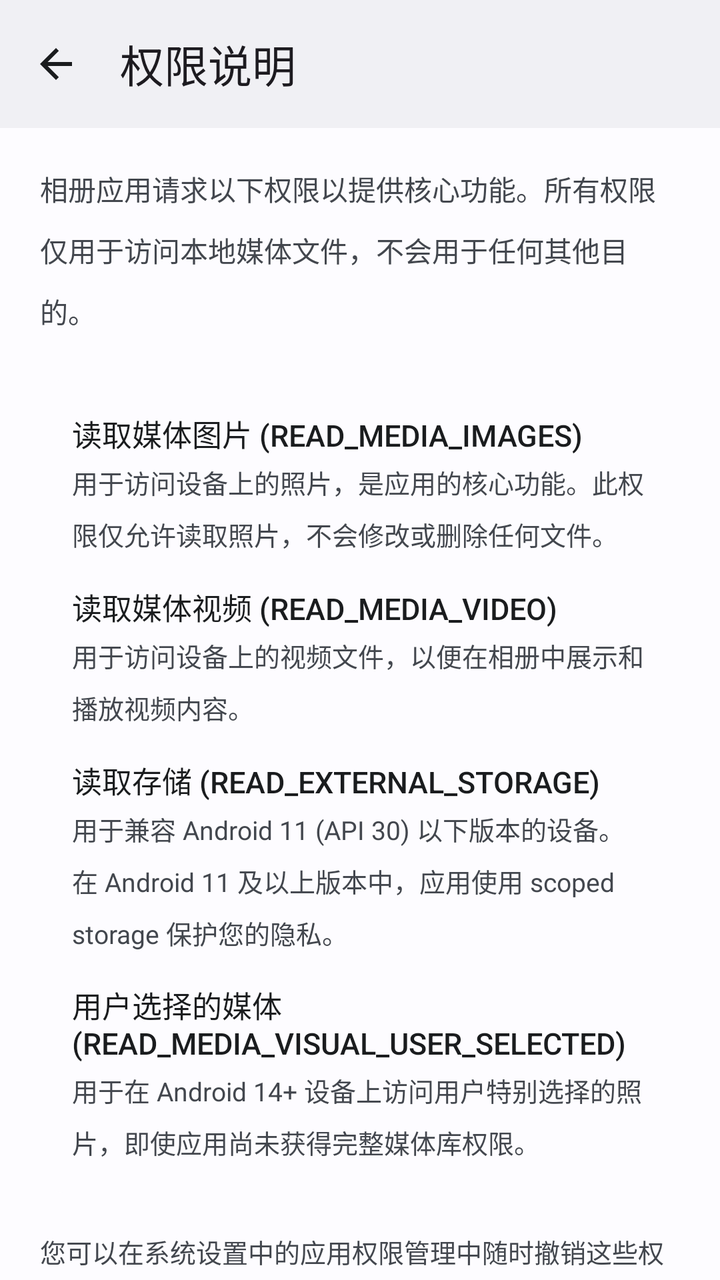
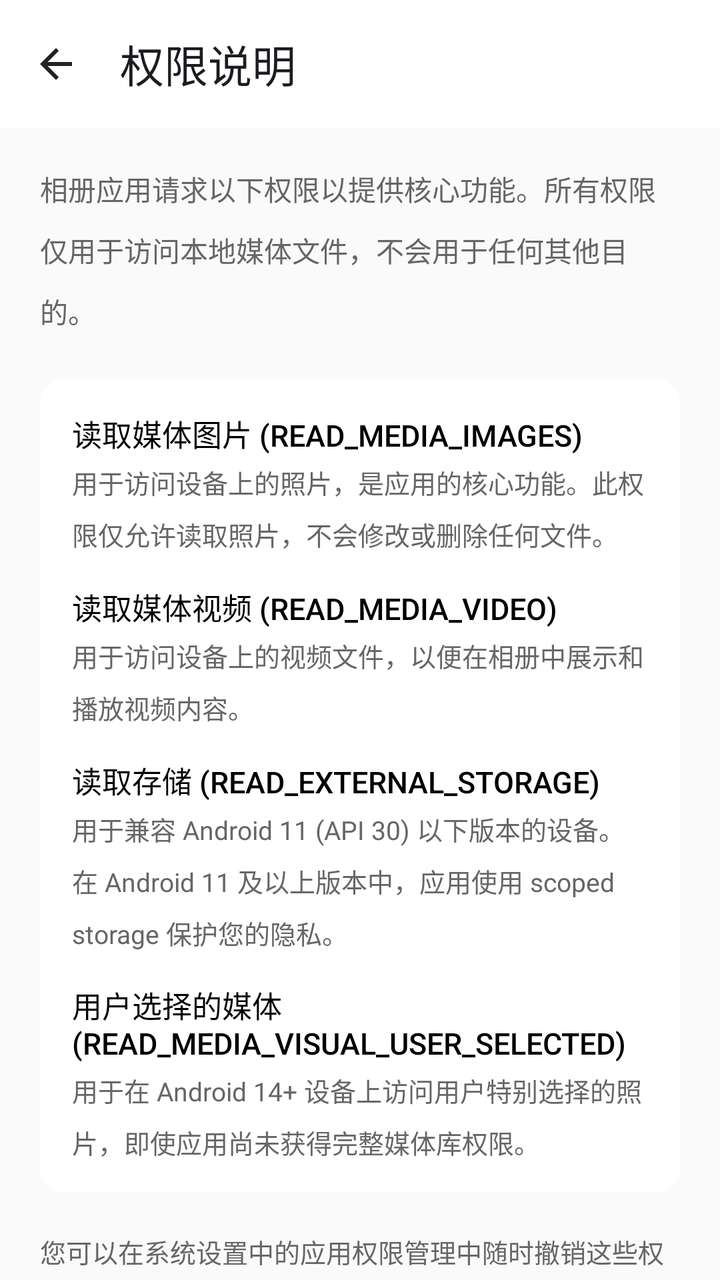

The first picture is an Android layout as it rendered before a commit; the second is the same layout after the commit. The layout source and the unified diff follow.
<!-- AndroidManifest.xml: application theme Theme.StarGallery -->
<!-- res/layout/fragment_permissions.xml -->
<?xml version="1.0" encoding="utf-8"?>
<androidx.coordinatorlayout.widget.CoordinatorLayout xmlns:android="http://schemas.android.com/apk/res/android"
    xmlns:app="http://schemas.android.com/apk/res-auto"
    android:layout_width="match_parent"
    android:layout_height="match_parent"
    android:fitsSystemWindows="true"
    android:background="?attr/colorSurface">

    <com.google.android.material.appbar.AppBarLayout
        android:layout_width="match_parent"
        android:layout_height="wrap_content"
        android:fitsSystemWindows="true"
        app:elevation="0dp">

        <com.google.android.material.appbar.MaterialToolbar
            android:id="@+id/toolbar"
            android:layout_width="match_parent"
            android:layout_height="?attr/actionBarSize"
            android:background="?attr/colorSurfaceContainer"
            app:title="@string/permissions_title"
            app:navigationIcon="@drawable/ic_back"/>

    </com.google.android.material.appbar.AppBarLayout>

    <androidx.core.widget.NestedScrollView
        android:layout_width="match_parent"
        android:layout_height="match_parent"
        app:layout_behavior="@string/appbar_scrolling_view_behavior">

        <LinearLayout
            android:layout_width="match_parent"
            android:layout_height="wrap_content"
            android:orientation="vertical"
            android:padding="20dp">

            
            <TextView
                android:layout_width="match_parent"
                android:layout_height="wrap_content"
                android:text="@string/permissions_intro"
                android:textSize="14sp"
                android:textColor="?attr/colorOnSurfaceVariant"
                android:lineSpacingMultiplier="1.5"
                android:layout_marginBottom="24dp"/>

            
            <LinearLayout
                android:layout_width="match_parent"
                android:layout_height="wrap_content"
                android:orientation="vertical"
                android:background="@drawable/bg_card"
                android:padding="16dp">

                
                <LinearLayout
                    android:layout_width="match_parent"
                    android:layout_height="wrap_content"
                    android:orientation="vertical"
                    android:layout_marginBottom="16dp">
                    <TextView
                        android:layout_width="wrap_content"
                        android:layout_height="wrap_content"
                        android:text="@string/permission_media_images_title"
                        android:textSize="15sp"
                        android:textColor="?attr/colorOnSurface"
                        android:fontFamily="sans-serif-medium"/>
                    <TextView
                        android:layout_width="wrap_content"
                        android:layout_height="wrap_content"
                        android:text="@string/permission_media_images_desc"
                        android:textSize="13sp"
                        android:textColor="?attr/colorOnSurfaceVariant"
                        android:lineSpacingMultiplier="1.4"
                        android:layout_marginTop="4dp"/>
                </LinearLayout>

                
                <LinearLayout
                    android:layout_width="match_parent"
                    android:layout_height="wrap_content"
                    android:orientation="vertical"
                    android:layout_marginBottom="16dp">
                    <TextView
                        android:layout_width="wrap_content"
                        android:layout_height="wrap_content"
                        android:text="@string/permission_media_video_title"
                        android:textSize="15sp"
                        android:textColor="?attr/colorOnSurface"
                        android:fontFamily="sans-serif-medium"/>
                    <TextView
                        android:layout_width="wrap_content"
                        android:layout_height="wrap_content"
                        android:text="@string/permission_media_video_desc"
                        android:textSize="13sp"
                        android:textColor="?attr/colorOnSurfaceVariant"
                        android:lineSpacingMultiplier="1.4"
                        android:layout_marginTop="4dp"/>
                </LinearLayout>

                
                <LinearLayout
                    android:layout_width="match_parent"
                    android:layout_height="wrap_content"
                    android:orientation="vertical"
                    android:layout_marginBottom="16dp">
                    <TextView
                        android:layout_width="wrap_content"
                        android:layout_height="wrap_content"
                        android:text="@string/permission_storage_title"
                        android:textSize="15sp"
                        android:textColor="?attr/colorOnSurface"
                        android:fontFamily="sans-serif-medium"/>
                    <TextView
                        android:layout_width="wrap_content"
                        android:layout_height="wrap_content"
                        android:text="@string/permission_storage_desc"
                        android:textSize="13sp"
                        android:textColor="?attr/colorOnSurfaceVariant"
                        android:lineSpacingMultiplier="1.4"
                        android:layout_marginTop="4dp"/>
                </LinearLayout>

                
                <LinearLayout
                    android:layout_width="match_parent"
                    android:layout_height="wrap_content"
                    android:orientation="vertical">
                    <TextView
                        android:layout_width="wrap_content"
                        android:layout_height="wrap_content"
                        android:text="@string/permission_user_selected_title"
                        android:textSize="15sp"
                        android:textColor="?attr/colorOnSurface"
                        android:fontFamily="sans-serif-medium"/>
                    <TextView
                        android:layout_width="wrap_content"
                        android:layout_height="wrap_content"
                        android:text="@string/permission_user_selected_desc"
                        android:textSize="13sp"
                        android:textColor="?attr/colorOnSurfaceVariant"
                        android:lineSpacingMultiplier="1.4"
                        android:layout_marginTop="4dp"/>
                </LinearLayout>

            </LinearLayout>

            
            <TextView
                android:layout_width="match_parent"
                android:layout_height="wrap_content"
                android:text="@string/permissions_note"
                android:textSize="13sp"
                android:textColor="?attr/colorOnSurfaceVariant"
                android:lineSpacingMultiplier="1.4"
                android:layout_marginTop="20dp"/>

        </LinearLayout>
    </androidx.core.widget.NestedScrollView>
</androidx.coordinatorlayout.widget.CoordinatorLayout>
<!-- resources referenced by this layout -->
<resources>
  <!-- drawable bg_card (drawable) -->
  <?xml version="1.0" encoding="utf-8"?>
  <shape xmlns:android="http://schemas.android.com/apk/res/android">
      <solid android:color="@color/background_white"/>
      <corners android:radius="@dimen/shape_corner_md"/>
  </shape>
  <style name="Theme.StarGallery" parent="Theme.Material3.Light.NoActionBar">
          <item name="colorPrimary">@color/md_theme_light_primary</item>
          <item name="colorOnPrimary">@color/md_theme_light_onPrimary</item>
          <item name="colorPrimaryContainer">@color/md_theme_light_primaryContainer</item>
          <item name="colorOnPrimaryContainer">@color/md_theme_light_onPrimaryContainer</item>
          <item name="colorSecondary">@color/md_theme_light_secondary</item>
          <item name="colorOnSecondary">@color/md_theme_light_onSecondary</item>
          <item name="colorSecondaryContainer">@color/md_theme_light_secondaryContainer</item>
          <item name="colorOnSecondaryContainer">@color/md_theme_light_onSecondaryContainer</item>
          <item name="colorTertiary">@color/md_theme_light_tertiary</item>
          <item name="colorOnTertiary">@color/md_theme_light_onTertiary</item>
          <item name="colorTertiaryContainer">@color/md_theme_light_tertiaryContainer</item>
          <item name="colorOnTertiaryContainer">@color/md_theme_light_onTertiaryContainer</item>
          <item name="colorError">@color/md_theme_light_error</item>
          <item name="colorOnError">@color/md_theme_light_onError</item>
          <item name="colorErrorContainer">@color/md_theme_light_errorContainer</item>
          <item name="colorOnErrorContainer">@color/md_theme_light_onErrorContainer</item>
          <item name="android:windowBackground">@color/md_theme_light_background</item>
          <item name="android:statusBarColor">@color/md_theme_light_surfaceContainer</item>
          <item name="android:windowLightStatusBar">true</item>
          <item name="android:navigationBarColor">@android:color/transparent</item>
          <item name="android:windowLightNavigationBar">true</item>
          <item name="colorSurface">@color/md_theme_light_surface</item>
          <item name="colorOnSurface">@color/md_theme_light_onSurface</item>
          <item name="colorSurfaceVariant">@color/md_theme_light_surfaceVariant</item>
          <item name="colorOnSurfaceVariant">@color/md_theme_light_onSurfaceVariant</item>
          <item name="colorOutline">@color/md_theme_light_outline</item>
          <item name="colorOutlineVariant">@color/md_theme_light_outlineVariant</item>
          <item name="colorSurfaceContainer">@color/md_theme_light_surfaceContainer</item>
          <item name="colorSurfaceContainerHigh">@color/md_theme_light_surfaceContainerHigh</item>
          <item name="colorSurfaceContainerHighest">@color/md_theme_light_surfaceContainerHighest</item>
      </style>
  <color name="background_white">@color/md_theme_light_surface</color>
  <dimen name="shape_corner_md">12dp</dimen>
  <color name="icon_normal">@color/md_theme_light_onSurface</color>
  <color name="md_theme_light_primary">#0061A4</color>
  <color name="md_theme_light_onPrimary">#FFFFFF</color>
  <color name="md_theme_light_primaryContainer">#CDE5FF</color>
  <color name="md_theme_light_onPrimaryContainer">#001D36</color>
  <color name="md_theme_light_secondary">#535F70</color>
  <color name="md_theme_light_onSecondary">#FFFFFF</color>
  <color name="md_theme_light_secondaryContainer">#D7E3F7</color>
  <color name="md_theme_light_onSecondaryContainer">#101C2B</color>
  <color name="md_theme_light_tertiary">#6B5778</color>
  <color name="md_theme_light_onTertiary">#FFFFFF</color>
  <color name="md_theme_light_tertiaryContainer">#F2DAFF</color>
  <color name="md_theme_light_onTertiaryContainer">#251432</color>
  <color name="md_theme_light_error">#BA1A1A</color>
  <color name="md_theme_light_onError">#FFFFFF</color>
  <color name="md_theme_light_errorContainer">#FFDAD6</color>
  <color name="md_theme_light_onErrorContainer">#410002</color>
  <color name="md_theme_light_background">#FDFCFF</color>
  <color name="md_theme_light_surfaceContainer">#F0F0F4</color>
  <color name="md_theme_light_surface">#FDFCFF</color>
  <color name="md_theme_light_onSurface">#1A1C1E</color>
  <color name="md_theme_light_surfaceVariant">#DFE2EB</color>
  <color name="md_theme_light_onSurfaceVariant">#43474E</color>
  <color name="md_theme_light_outline">#73777F</color>
  <color name="md_theme_light_outlineVariant">#C3C6CF</color>
  <color name="md_theme_light_surfaceContainerHigh">#EAEAEE</color>
  <color name="md_theme_light_surfaceContainerHighest">#E4E5E9</color>
  <!-- unchanged entries left out for length: 12 -->
</resources>

<!-- the commit's change to res/layout/fragment_permissions.xml (unified diff, before → after) -->
@@ -4,7 +4,7 @@
     android:layout_width="match_parent"
     android:layout_height="match_parent"
     android:fitsSystemWindows="true"
-    android:background="?attr/colorSurface">
+    android:background="@color/background">
 
     <com.google.android.material.appbar.AppBarLayout
         android:layout_width="match_parent"
@@ -16,7 +16,7 @@
             android:id="@+id/toolbar"
             android:layout_width="match_parent"
             android:layout_height="?attr/actionBarSize"
-            android:background="?attr/colorSurfaceContainer"
+            android:background="@color/background_white"
             app:title="@string/permissions_title"
             app:navigationIcon="@drawable/ic_back"/>
 
@@ -39,7 +39,7 @@
                 android:layout_height="wrap_content"
                 android:text="@string/permissions_intro"
                 android:textSize="14sp"
-                android:textColor="?attr/colorOnSurfaceVariant"
+                android:textColor="@color/text_secondary"
                 android:lineSpacingMultiplier="1.5"
                 android:layout_marginBottom="24dp"/>
 
@@ -62,14 +62,14 @@
                         android:layout_height="wrap_content"
                         android:text="@string/permission_media_images_title"
                         android:textSize="15sp"
-                        android:textColor="?attr/colorOnSurface"
+                        android:textColor="@color/text_primary"
                         android:fontFamily="sans-serif-medium"/>
                     <TextView
                         android:layout_width="wrap_content"
                         android:layout_height="wrap_content"
                         android:text="@string/permission_media_images_desc"
                         android:textSize="13sp"
-                        android:textColor="?attr/colorOnSurfaceVariant"
+                        android:textColor="@color/text_secondary"
                         android:lineSpacingMultiplier="1.4"
                         android:layout_marginTop="4dp"/>
                 </LinearLayout>
@@ -85,14 +85,14 @@
                         android:layout_height="wrap_content"
                         android:text="@string/permission_media_video_title"
                         android:textSize="15sp"
-                        android:textColor="?attr/colorOnSurface"
+                        android:textColor="@color/text_primary"
                         android:fontFamily="sans-serif-medium"/>
                     <TextView
                         android:layout_width="wrap_content"
                         android:layout_height="wrap_content"
                         android:text="@string/permission_media_video_desc"
                         android:textSize="13sp"
-                        android:textColor="?attr/colorOnSurfaceVariant"
+                        android:textColor="@color/text_secondary"
                         android:lineSpacingMultiplier="1.4"
                         android:layout_marginTop="4dp"/>
                 </LinearLayout>
@@ -108,14 +108,14 @@
                         android:layout_height="wrap_content"
                         android:text="@string/permission_storage_title"
                         android:textSize="15sp"
-                        android:textColor="?attr/colorOnSurface"
+                        android:textColor="@color/text_primary"
                         android:fontFamily="sans-serif-medium"/>
                     <TextView
                         android:layout_width="wrap_content"
                         android:layout_height="wrap_content"
                         android:text="@string/permission_storage_desc"
                         android:textSize="13sp"
-                        android:textColor="?attr/colorOnSurfaceVariant"
+                        android:textColor="@color/text_secondary"
                         android:lineSpacingMultiplier="1.4"
                         android:layout_marginTop="4dp"/>
                 </LinearLayout>
@@ -130,14 +130,14 @@
                         android:layout_height="wrap_content"
                         android:text="@string/permission_user_selected_title"
                         android:textSize="15sp"
-                        android:textColor="?attr/colorOnSurface"
+                        android:textColor="@color/text_primary"
                         android:fontFamily="sans-serif-medium"/>
                     <TextView
                         android:layout_width="wrap_content"
                         android:layout_height="wrap_content"
                         android:text="@string/permission_user_selected_desc"
                         android:textSize="13sp"
-                        android:textColor="?attr/colorOnSurfaceVariant"
+                        android:textColor="@color/text_secondary"
                         android:lineSpacingMultiplier="1.4"
                         android:layout_marginTop="4dp"/>
                 </LinearLayout>
@@ -150,7 +150,7 @@
                 android:layout_height="wrap_content"
                 android:text="@string/permissions_note"
                 android:textSize="13sp"
-                android:textColor="?attr/colorOnSurfaceVariant"
+                android:textColor="@color/text_secondary"
                 android:lineSpacingMultiplier="1.4"
                 android:layout_marginTop="20dp"/>
 
<!-- resource entries referenced after the edit -->
@@ -1,72 +1,37 @@
 <!-- resources referenced by this layout -->
 <resources>
+  <color name="background">#FFFAFAFA</color>
   <!-- drawable bg_card (drawable) -->
   <?xml version="1.0" encoding="utf-8"?>
   <shape xmlns:android="http://schemas.android.com/apk/res/android">
       <solid android:color="@color/background_white"/>
-      <corners android:radius="@dimen/shape_corner_md"/>
+      <corners android:radius="12dp"/>
   </shape>
   <style name="Theme.StarGallery" parent="Theme.Material3.Light.NoActionBar">
-          <item name="colorPrimary">@color/md_theme_light_primary</item>
-          <item name="colorOnPrimary">@color/md_theme_light_onPrimary</item>
-          <item name="colorPrimaryContainer">@color/md_theme_light_primaryContainer</item>
-          <item name="colorOnPrimaryContainer">@color/md_theme_light_onPrimaryContainer</item>
-          <item name="colorSecondary">@color/md_theme_light_secondary</item>
-          <item name="colorOnSecondary">@color/md_theme_light_onSecondary</item>
-          <item name="colorSecondaryContainer">@color/md_theme_light_secondaryContainer</item>
-          <item name="colorOnSecondaryContainer">@color/md_theme_light_onSecondaryContainer</item>
-          <item name="colorTertiary">@color/md_theme_light_tertiary</item>
-          <item name="colorOnTertiary">@color/md_theme_light_onTertiary</item>
-          <item name="colorTertiaryContainer">@color/md_theme_light_tertiaryContainer</item>
-          <item name="colorOnTertiaryContainer">@color/md_theme_light_onTertiaryContainer</item>
-          <item name="colorError">@color/md_theme_light_error</item>
-          <item name="colorOnError">@color/md_theme_light_onError</item>
-          <item name="colorErrorContainer">@color/md_theme_light_errorContainer</item>
-          <item name="colorOnErrorContainer">@color/md_theme_light_onErrorContainer</item>
-          <item name="android:windowBackground">@color/md_theme_light_background</item>
-          <item name="android:statusBarColor">@color/md_theme_light_surfaceContainer</item>
+          <item name="colorPrimary">@color/primary</item>
+          <item name="colorPrimaryDark">@color/primary_dark</item>
+          <item name="colorAccent">@color/accent</item>
+          <item name="android:windowBackground">@color/white</item>
+          <item name="android:statusBarColor">@android:color/transparent</item>
           <item name="android:windowLightStatusBar">true</item>
           <item name="android:navigationBarColor">@android:color/transparent</item>
           <item name="android:windowLightNavigationBar">true</item>
-          <item name="colorSurface">@color/md_theme_light_surface</item>
-          <item name="colorOnSurface">@color/md_theme_light_onSurface</item>
-          <item name="colorSurfaceVariant">@color/md_theme_light_surfaceVariant</item>
-          <item name="colorOnSurfaceVariant">@color/md_theme_light_onSurfaceVariant</item>
-          <item name="colorOutline">@color/md_theme_light_outline</item>
-          <item name="colorOutlineVariant">@color/md_theme_light_outlineVariant</item>
-          <item name="colorSurfaceContainer">@color/md_theme_light_surfaceContainer</item>
-          <item name="colorSurfaceContainerHigh">@color/md_theme_light_surfaceContainerHigh</item>
-          <item name="colorSurfaceContainerHighest">@color/md_theme_light_surfaceContainerHighest</item>
+          
+          <item name="colorSurface">@color/white</item>
+          <item name="colorSurfaceVariant">@color/white</item>
+          <item name="colorOnSurface">@color/text_primary</item>
+          <item name="colorSurfaceContainer">@color/white</item>
+          <item name="colorSurfaceContainerHigh">@color/white</item>
+          <item name="colorSurfaceContainerHighest">@color/white</item>
       </style>
-  <color name="background_white">@color/md_theme_light_surface</color>
-  <dimen name="shape_corner_md">12dp</dimen>
-  <color name="icon_normal">@color/md_theme_light_onSurface</color>
-  <color name="md_theme_light_primary">#0061A4</color>
-  <color name="md_theme_light_onPrimary">#FFFFFF</color>
-  <color name="md_theme_light_primaryContainer">#CDE5FF</color>
-  <color name="md_theme_light_onPrimaryContainer">#001D36</color>
-  <color name="md_theme_light_secondary">#535F70</color>
-  <color name="md_theme_light_onSecondary">#FFFFFF</color>
-  <color name="md_theme_light_secondaryContainer">#D7E3F7</color>
-  <color name="md_theme_light_onSecondaryContainer">#101C2B</color>
-  <color name="md_theme_light_tertiary">#6B5778</color>
-  <color name="md_theme_light_onTertiary">#FFFFFF</color>
-  <color name="md_theme_light_tertiaryContainer">#F2DAFF</color>
-  <color name="md_theme_light_onTertiaryContainer">#251432</color>
-  <color name="md_theme_light_error">#BA1A1A</color>
-  <color name="md_theme_light_onError">#FFFFFF</color>
-  <color name="md_theme_light_errorContainer">#FFDAD6</color>
-  <color name="md_theme_light_onErrorContainer">#410002</color>
-  <color name="md_theme_light_background">#FDFCFF</color>
-  <color name="md_theme_light_surfaceContainer">#F0F0F4</color>
-  <color name="md_theme_light_surface">#FDFCFF</color>
-  <color name="md_theme_light_onSurface">#1A1C1E</color>
-  <color name="md_theme_light_surfaceVariant">#DFE2EB</color>
-  <color name="md_theme_light_onSurfaceVariant">#43474E</color>
-  <color name="md_theme_light_outline">#73777F</color>
-  <color name="md_theme_light_outlineVariant">#C3C6CF</color>
-  <color name="md_theme_light_surfaceContainerHigh">#EAEAEE</color>
-  <color name="md_theme_light_surfaceContainerHighest">#E4E5E9</color>
+  <color name="background_white">#FFFFFFFF</color>
+  <color name="text_primary">#FF000000</color>
+  <color name="text_secondary">#FF666666</color>
+  <color name="icon_normal">#FF222222</color>
+  <color name="primary">#FF000000</color>
+  <color name="primary_dark">#FF000000</color>
+  <color name="accent">#FF007AFF</color>
+  <color name="white">#FFFFFFFF</color>
   <!-- unchanged entries left out for length: 12 -->
 </resources>
 
